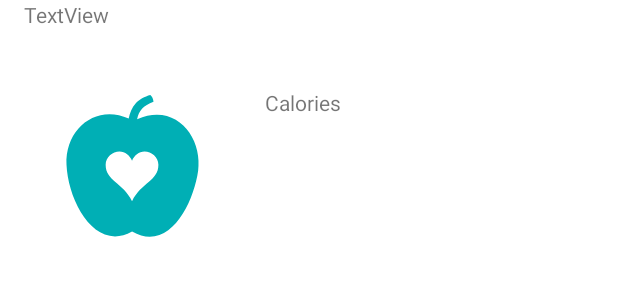
After one commit to AND102-FlexBody/FlexBody, an Android app: the layout nutrition_layout.xml on its own in the app's theme, with its tools: preview values and no code run, on a phone screen of 412 x 824 dp. The commit adds this screen. Shown: the top 300 px of the screen. Run offline under Robolectric (Android 15) with nearby library versions, the phone set to English and light mode, and no system bars.

Commit message:
init search item

```diff
--- a/flexbodyapp/app/build.gradle
+++ b/flexbodyapp/app/build.gradle
@@ -46,4 +46,7 @@ dependencies {
     androidTestImplementation 'androidx.test.espresso:espresso-core:3.5.1'
     implementation 'com.github.parse-community.Parse-SDK-Android:parse:1.25.0'
     implementation 'com.squareup.okhttp3:logging-interceptor:3.8.1'
+    implementation 'com.codepath.libraries:asynchttpclient:2.2.0'
+    implementation 'com.google.code.gson:gson:2.9.0'
+
 }
--- /dev/null
+++ b/flexbodyapp/app/src/main/java/com/codepath/flexbody/Nutrition.kt
@@ -0,0 +1,5 @@
+package com.codepath.flexbody
+
+class Nutrition(
+    val name: String) {
+}
--- /dev/null
+++ b/flexbodyapp/app/src/main/res/layout/nutrition_layout.xml
@@ -0,0 +1,62 @@
+<?xml version="1.0" encoding="utf-8"?>
+<androidx.constraintlayout.widget.ConstraintLayout xmlns:android="http://schemas.android.com/apk/res/android"
+    xmlns:app="http://schemas.android.com/apk/res-auto"
+    xmlns:tools="http://schemas.android.com/tools"
+    android:layout_width="match_parent"
+    android:layout_height="match_parent">
+
+
+
+    <ImageView
+        android:id="@+id/nutritionImage"
+        android:layout_width="146dp"
+        android:layout_height="131dp"
+        android:layout_marginTop="8dp"
+        app:layout_constraintEnd_toStartOf="@+id/guideline"
+        app:layout_constraintStart_toStartOf="parent"
+        app:layout_constraintTop_toBottomOf="@+id/nutritionItem"
+        app:srcCompat="@drawable/nutrition_filled_25" />
+
+    <TextView
+        android:id="@+id/nutritionItem"
+        android:layout_width="83dp"
+        android:layout_height="50dp"
+        android:layout_marginStart="16dp"
+        android:text="TextView"
+        app:layout_constraintStart_toStartOf="parent"
+        app:layout_constraintTop_toTopOf="parent" />
+
+    <androidx.constraintlayout.widget.Guideline
+        android:id="@+id/guideline"
+        android:layout_width="wrap_content"
+        android:layout_height="wrap_content"
+        android:orientation="vertical"
+        app:layout_constraintGuide_begin="177dp" />
+
+    <androidx.constraintlayout.widget.Guideline
+        android:id="@+id/guideline3"
+        android:layout_width="wrap_content"
+        android:layout_height="wrap_content"
+        android:orientation="horizontal"
+        app:layout_constraintGuide_begin="59dp" />
+
+    <TextView
+        android:id="@+id/caloriesLabel"
+        android:layout_width="66dp"
+        android:layout_height="31dp"
+        android:text="Calories"
+        app:layout_constraintStart_toStartOf="@+id/guideline"
+        app:layout_constraintTop_toTopOf="@+id/guideline3" />
+
+    <TextView
+        android:id="@+id/caloriesVal"
+        android:layout_width="58dp"
+        android:layout_height="32dp"
+        android:layout_marginStart="44dp"
+        app:layout_constraintBottom_toBottomOf="@+id/caloriesLabel"
+        app:layout_constraintEnd_toEndOf="parent"
+        app:layout_constraintStart_toEndOf="@+id/caloriesLabel"
+        app:layout_constraintTop_toTopOf="@+id/guideline3"
+        app:layout_constraintVertical_bias="1.0" />
+
+</androidx.constraintlayout.widget.ConstraintLayout>
--- a/flexbodyapp/app/src/main/res/values/strings.xml
+++ b/flexbodyapp/app/src/main/res/values/strings.xml
@@ -13,4 +13,7 @@
     <string name="feed_nav_text">Feed</string>
     <!-- TODO: Remove or change this placeholder text -->
     <string name="hello_blank_fragment">Hello blank fragment</string>
+    <string name="app_label">flexbodyapp</string>
+    <string name="search_hint">Food</string>
+    <string name="nutrition_hint">Search Nutrition Info</string>
 </resources>
--- /dev/null
+++ b/flexbodyapp/app/src/main/res/xml/searchable.xml
@@ -0,0 +1,5 @@
+<?xml version="1.0" encoding="utf-8"?>
+<searchable xmlns:android="http://schemas.android.com/apk/res/android"
+    android:label="@string/app_label"
+    android:hint="@string/nutrition_hint" >
+</searchable>
```
Also changed, not shown: flexbodyapp/app/src/main/AndroidManifest.xml (+10 -0 lines), flexbodyapp/app/src/main/java/com/codepath/flexbody/LoginActivity.kt (+7 -1 lines), flexbodyapp/app/src/main/java/com/codepath/flexbody/MainActivity.kt (+18 -0 lines), flexbodyapp/app/src/main/java/com/codepath/flexbody/NutritionAdapter.kt (added, +45 -0 lines), flexbodyapp/app/src/main/java/com/codepath/flexbody/NutritionFragment.kt (+87 -0 lines), flexbodyapp/app/src/main/res/layout/fragment_nutrition.xml (+21 -7 lines).
